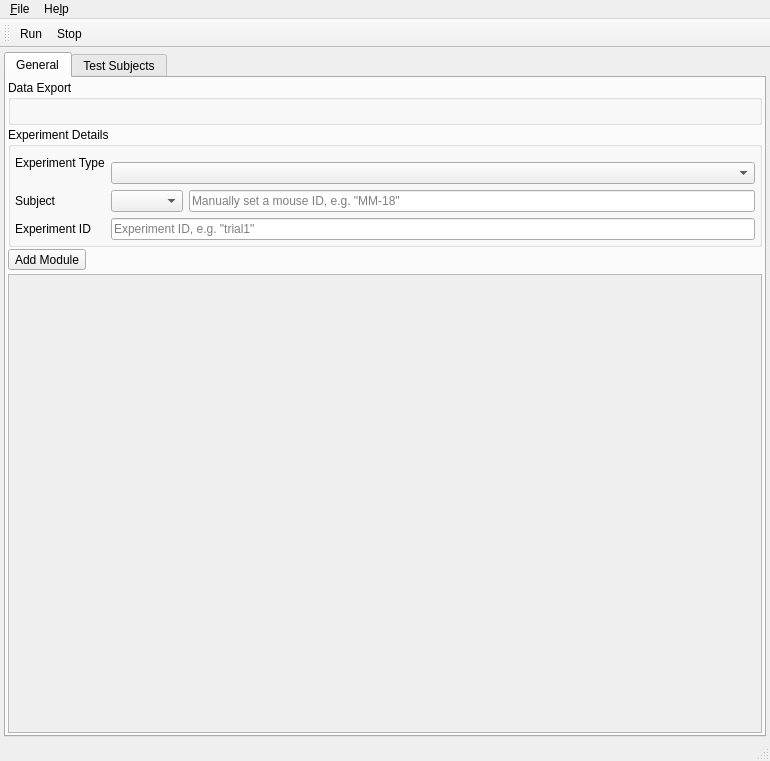
Above: src/mainwindow.ui from syntalos/syntalos before the change. Below: the same form after it.
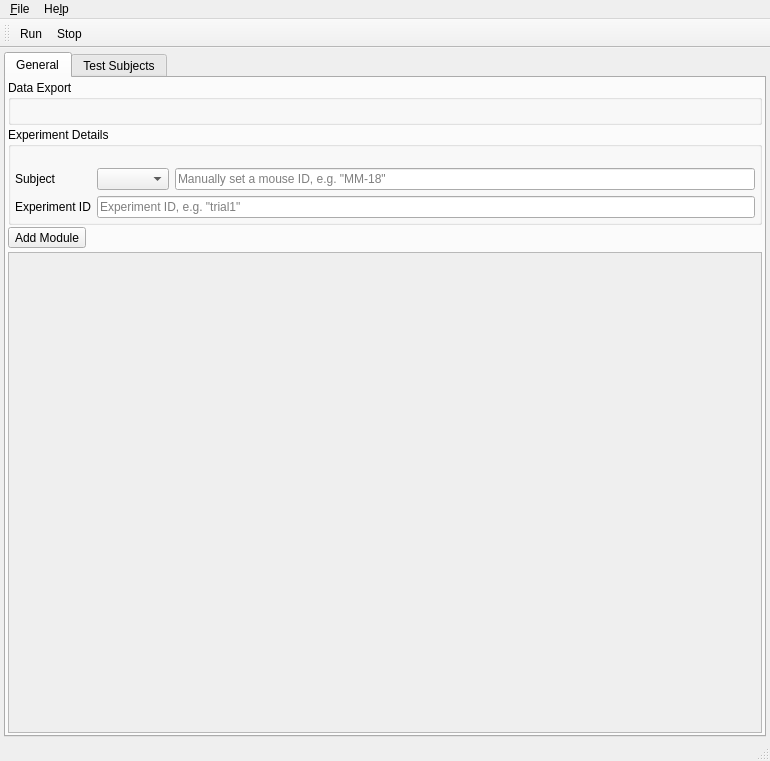
That is the form after the change. Icons and pictures are not drawn.

Commit message: Remove hardcoded experiment feature list, minor UI work

Patch:
```diff
--- a/src/mainwindow.ui
+++ b/src/mainwindow.ui
@@ -132,9 +132,6 @@
                 <property name="bottomMargin">
                  <number>0</number>
                 </property>
-                <item>
-                 <widget class="QComboBox" name="expTypeComboBox"/>
-                </item>
                </layout>
               </widget>
              </item>
@@ -193,13 +190,6 @@
                </property>
               </widget>
              </item>
-             <item row="0" column="0">
-              <widget class="QLabel" name="experimentTypeLabel">
-               <property name="text">
-                <string>Experiment Type</string>
-               </property>
-              </widget>
-             </item>
             </layout>
            </item>
           </layout>
@@ -285,7 +275,7 @@
                 <x>0</x>
                 <y>0</y>
                 <width>746</width>
-                <height>379</height>
+                <height>245</height>
                </rect>
               </property>
               <layout class="QVBoxLayout" name="scrollAreaLayout">
```
The commit also changes 5 other files.
